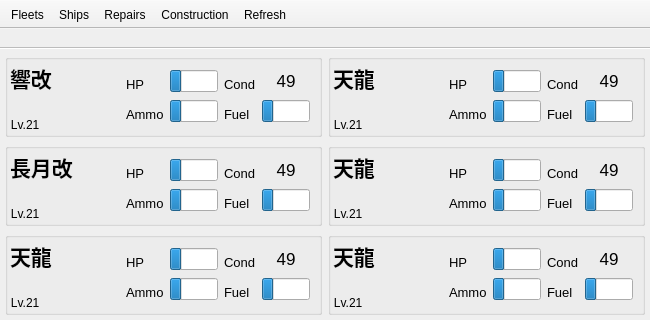
KanColleTool/kct-tool, file KCMainWindow.ui: the form before one commit.
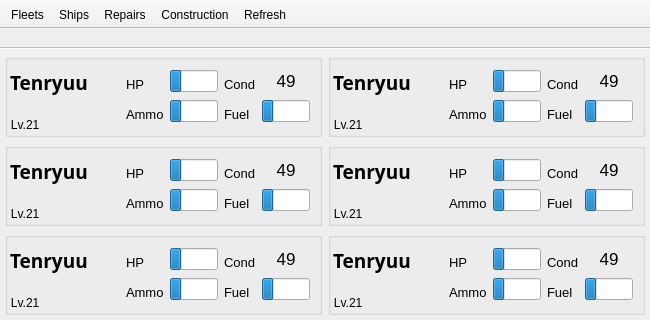
The form after the commit.

Diff of the .ui file:
```diff
--- a/KCMainWindow.ui
+++ b/KCMainWindow.ui
@@ -124,6 +124,22 @@
                 <property name="spacing">
                  <number>0</number>
                 </property>
+                <item>
+                 <spacer name="verticalSpacer_13">
+                  <property name="orientation">
+                   <enum>Qt::Vertical</enum>
+                  </property>
+                  <property name="sizeType">
+                   <enum>QSizePolicy::Preferred</enum>
+                  </property>
+                  <property name="sizeHint" stdset="0">
+                   <size>
+                    <width>20</width>
+                    <height>25</height>
+                   </size>
+                  </property>
+                 </spacer>
+                </item>
                 <item>
                  <widget class="QLabel" name="fleetName2">
                   <property name="sizePolicy">
@@ -147,13 +163,13 @@
                   <property name="font">
                    <font>
                     <family>MS Gothic</family>
-                    <pointsize>16</pointsize>
+                    <pointsize>14</pointsize>
                     <weight>75</weight>
                     <bold>true</bold>
                    </font>
                   </property>
                   <property name="text">
-                   <string>天龍</string>
+                   <string>Tenryuu</string>
                   </property>
                  </widget>
                 </item>
@@ -376,6 +392,22 @@
                 <property name="spacing">
                  <number>0</number>
                 </property>
+                <item>
+                 <spacer name="verticalSpacer_12">
+                  <property name="orientation">
+                   <enum>Qt::Vertical</enum>
+                  </property>
+                  <property name="sizeType">
+                   <enum>QSizePolicy::Preferred</enum>
+                  </property>
+                  <property name="sizeHint" stdset="0">
+                   <size>
+                    <width>20</width>
+                    <height>25</height>
+                   </size>
+                  </property>
+                 </spacer>
+                </item>
                 <item>
                  <widget class="QLabel" name="fleetName4">
                   <property name="sizePolicy">
@@ -399,13 +431,13 @@
                   <property name="font">
                    <font>
                     <family>MS Gothic</family>
-                    <pointsize>16</pointsize>
+                    <pointsize>14</pointsize>
                     <weight>75</weight>
                     <bold>true</bold>
                    </font>
                   </property>
                   <property name="text">
-                   <string>天龍</string>
+                   <string>Tenryuu</string>
                   </property>
                  </widget>
                 </item>
@@ -628,6 +660,22 @@
                 <property name="spacing">
                  <number>0</number>
                 </property>
+                <item>
+                 <spacer name="verticalSpacer_11">
+                  <property name="orientation">
+                   <enum>Qt::Vertical</enum>
+                  </property>
+                  <property name="sizeType">
+                   <enum>QSizePolicy::Preferred</enum>
+                  </property>
+                  <property name="sizeHint" stdset="0">
+                   <size>
+                    <width>20</width>
+                    <height>25</height>
+                   </size>
+                  </property>
+                 </spacer>
+                </item>
                 <item>
                  <widget class="QLabel" name="fleetName3">
                   <property name="sizePolicy">
@@ -651,13 +699,13 @@
                   <property name="font">
                    <font>
                     <family>MS Gothic</family>
-                    <pointsize>16</pointsize>
+                    <pointsize>14</pointsize>
                     <weight>75</weight>
                     <bold>true</bold>
                    </font>
                   </property>
                   <property name="text">
-                   <string>長月改</string>
+                   <string>Tenryuu</string>
                   </property>
                  </widget>
                 </item>
@@ -880,6 +928,22 @@
                 <property name="spacing">
                  <number>0</number>
                 </property>
+                <item>
+                 <spacer name="verticalSpacer_15">
+                  <property name="orientation">
+                   <enum>Qt::Vertical</enum>
+                  </property>
+                  <property name="sizeType">
+                   <enum>QSizePolicy::Preferred</enum>
+                  </property>
+                  <property name="sizeHint" stdset="0">
+                   <size>
+                    <width>20</width>
+                    <height>25</height>
+                   </size>
+                  </property>
+                 </spacer>
+                </item>
                 <item>
                  <widget class="QLabel" name="fleetName5">
                   <property name="sizePolicy">
@@ -903,13 +967,13 @@
                   <property name="font">
                    <font>
                     <family>MS Gothic</family>
-                    <pointsize>16</pointsize>
+                    <pointsize>14</pointsize>
                     <weight>75</weight>
                     <bold>true</bold>
                    </font>
                   </property>
                   <property name="text">
-                   <string>天龍</string>
+                   <string>Tenryuu</string>
                   </property>
                  </widget>
                 </item>
@@ -1135,6 +1199,22 @@
                 <property name="spacing">
                  <number>0</number>
                 </property>
+                <item>
+                 <spacer name="verticalSpacer_16">
+                  <property name="orientation">
+                   <enum>Qt::Vertical</enum>
+                  </property>
+                  <property name="sizeType">
+                   <enum>QSizePolicy::Preferred</enum>
+                  </property>
+                  <property name="sizeHint" stdset="0">
+                   <size>
+                    <width>20</width>
+                    <height>25</height>
+                   </size>
+                  </property>
+                 </spacer>
+                </item>
                 <item>
                  <widget class="QLabel" name="fleetName6">
                   <property name="sizePolicy">
@@ -1158,13 +1238,13 @@
                   <property name="font">
                    <font>
                     <family>MS Gothic</family>
-                    <pointsize>16</pointsize>
+                    <pointsize>14</pointsize>
                     <weight>75</weight>
                     <bold>true</bold>
                    </font>
                   </property>
                   <property name="text">
-                   <string>天龍</string>
+                   <string>Tenryuu</string>
                   </property>
                  </widget>
                 </item>
@@ -1387,6 +1467,22 @@
                 <property name="spacing">
                  <number>0</number>
                 </property>
+                <item>
+                 <spacer name="verticalSpacer_14">
+                  <property name="orientation">
+                   <enum>Qt::Vertical</enum>
+                  </property>
+                  <property name="sizeType">
+                   <enum>QSizePolicy::Preferred</enum>
+                  </property>
+                  <property name="sizeHint" stdset="0">
+                   <size>
+                    <width>20</width>
+                    <height>25</height>
+                   </size>
+                  </property>
+                 </spacer>
+                </item>
                 <item>
                  <widget class="QLabel" name="fleetName1">
                   <property name="sizePolicy">
@@ -1410,13 +1506,13 @@
                   <property name="font">
                    <font>
                     <family>MS Gothic</family>
-                    <pointsize>16</pointsize>
+                    <pointsize>14</pointsize>
                     <weight>75</weight>
                     <bold>true</bold>
                    </font>
                   </property>
                   <property name="text">
-                   <string>響改</string>
+                   <string>Tenryuu</string>
                   </property>
                  </widget>
                 </item>
```
Left out of the diff: 196 changed lines with no effect on the pictures.
